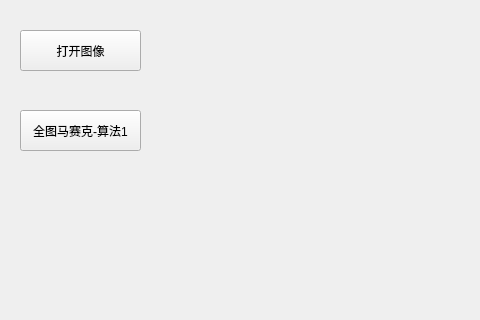
First picture: the form in UI/mask.ui, repository yufeng0213/YF_BOX_LIFE, before the edit; both pictures show x 0 to 480 and y 0 to 320 of the 826 by 599 pixel window.
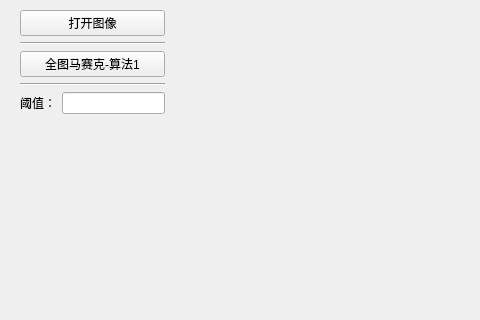
Second picture: the form after the edit.

Patch:
```diff
--- a/UI/mask.ui
+++ b/UI/mask.ui
@@ -14,44 +14,119 @@
    <string>MainWindow</string>
   </property>
   <widget class="QWidget" name="centralwidget">
-   <widget class="QPushButton" name="btn_readImg">
+   <property name="sizePolicy">
+    <sizepolicy hsizetype="Preferred" vsizetype="Preferred">
+     <horstretch>0</horstretch>
+     <verstretch>0</verstretch>
+    </sizepolicy>
+   </property>
+   <widget class="QWidget" name="horizontalLayoutWidget">
     <property name="geometry">
      <rect>
       <x>20</x>
-      <y>30</y>
-      <width>121</width>
-      <height>41</height>
+      <y>10</y>
+      <width>791</width>
+      <height>541</height>
      </rect>
     </property>
-    <property name="text">
-     <string>打开图像</string>
-    </property>
-   </widget>
-   <widget class="QPushButton" name="btn_globalMosicalAlgo1">
-    <property name="geometry">
-     <rect>
-      <x>20</x>
-      <y>110</y>
-      <width>121</width>
-      <height>41</height>
-     </rect>
-    </property>
-    <property name="text">
-     <string>全图马赛克-算法1</string>
-    </property>
-   </widget>
-   <widget class="QLabel" name="label_maskImg">
-    <property name="geometry">
-     <rect>
-      <x>170</x>
-      <y>30</y>
-      <width>640</width>
-      <height>512</height>
-     </rect>
-    </property>
-    <property name="text">
-     <string/>
-    </property>
+    <layout class="QHBoxLayout" name="horizontalLayout_2">
+     <item>
+      <layout class="QVBoxLayout" name="verticalLayout">
+       <item>
+        <widget class="QPushButton" name="btn_readImg">
+         <property name="text">
+          <string>打开图像</string>
+         </property>
+        </widget>
+       </item>
+       <item>
+        <widget class="Line" name="line">
+         <property name="orientation">
+          <enum>Qt::Horizontal</enum>
+         </property>
+        </widget>
+       </item>
+       <item>
+        <widget class="QPushButton" name="btn_globalMosicalAlgo1">
+         <property name="sizePolicy">
+          <sizepolicy hsizetype="Minimum" vsizetype="Fixed">
+           <horstretch>0</horstretch>
+           <verstretch>0</verstretch>
+          </sizepolicy>
+         </property>
+         <property name="text">
+          <string>全图马赛克-算法1</string>
+         </property>
+        </widget>
+       </item>
+       <item>
+        <widget class="Line" name="line_2">
+         <property name="orientation">
+          <enum>Qt::Horizontal</enum>
+         </property>
+        </widget>
+       </item>
+       <item>
+        <layout class="QHBoxLayout" name="horizontalLayout">
+         <item>
+          <widget class="QLabel" name="label">
+           <property name="text">
+            <string>阈值：</string>
+           </property>
+          </widget>
+         </item>
+         <item>
+          <widget class="QLineEdit" name="lineEdit_gloMoAlgoTh"/>
+         </item>
+        </layout>
+       </item>
+       <item>
+        <spacer name="verticalSpacer">
+         <property name="orientation">
+          <enum>Qt::Vertical</enum>
+         </property>
+         <property name="sizeHint" stdset="0">
+          <size>
+           <width>20</width>
+           <height>40</height>
+          </size>
+         </property>
+        </spacer>
+       </item>
+      </layout>
+     </item>
+     <item>
+      <widget class="QLabel" name="label_maskImg">
+       <property name="enabled">
+        <bool>true</bool>
+       </property>
+       <property name="sizePolicy">
+        <sizepolicy hsizetype="Fixed" vsizetype="Fixed">
+         <horstretch>0</horstretch>
+         <verstretch>0</verstretch>
+        </sizepolicy>
+       </property>
+       <property name="minimumSize">
+        <size>
+         <width>640</width>
+         <height>512</height>
+        </size>
+       </property>
+       <property name="maximumSize">
+        <size>
+         <width>640</width>
+         <height>512</height>
+        </size>
+       </property>
+       <property name="autoFillBackground">
+        <bool>false</bool>
+       </property>
+       <property name="text">
+        <string/>
+       </property>
+      </widget>
+     </item>
+    </layout>
    </widget>
   </widget>
   <widget class="QMenuBar" name="menubar">
```
